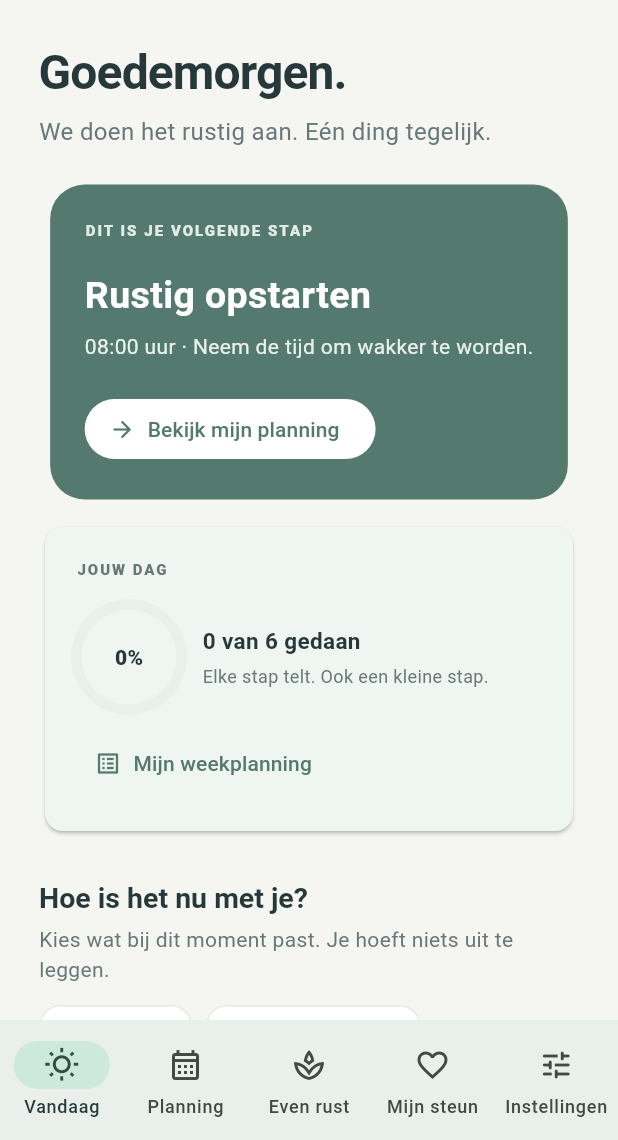
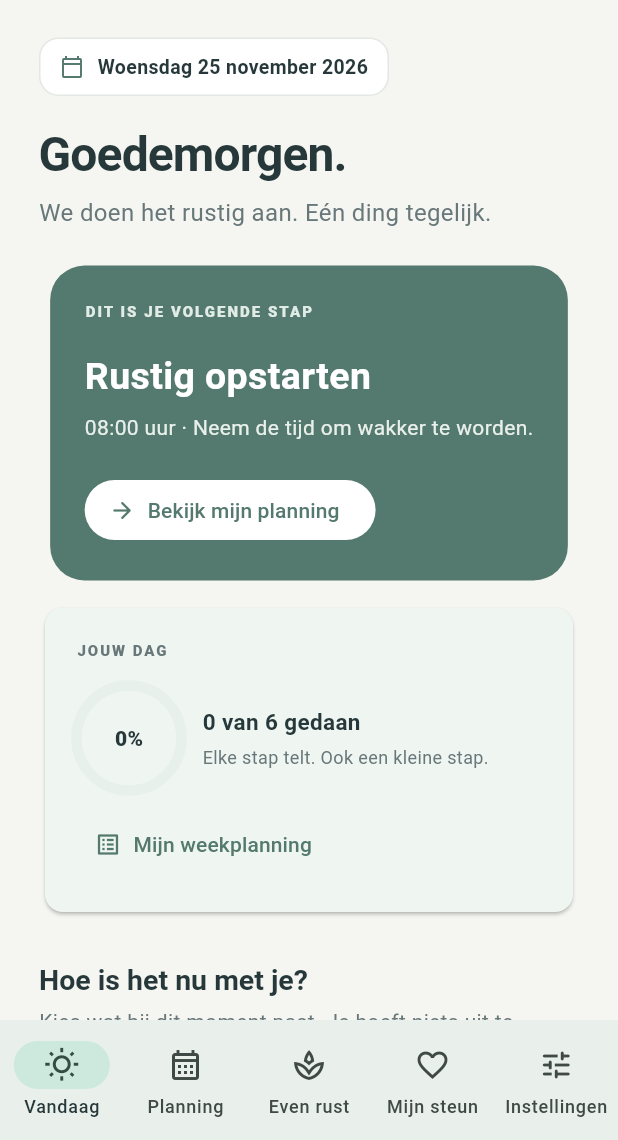
Before and after one commit to hamjordy/moodpress, a Flutter app: the screen it shows after launch, after a tap on "Aan de slag", on a phone screen of 412 x 824 dp, the part 96-1236 px from its top. Run offline on Flutter 3.47's test engine with Material 3 defaults, Android fonts, the phone set to English and light mode, and no system bars; our stand-ins replace file_picker, flutter_secure_storage, flutter_tts; missing offline and left inert: cryptography; Roboto replaces fonts that are missing (Arial).

Commit message:
Polish Today screen with clear date header

```diff
--- a/lib/main.dart
+++ b/lib/main.dart
@@ -1822,44 +1822,153 @@ class TodayPage extends StatelessWidget {
   @override
   Widget build(BuildContext context) {
     final now = DateTime.now();
-    final greeting = now.hour < 12 ? 'Goedemorgen' : now.hour < 18 ? 'Goedemiddag' : 'Goedenavond';
+    final greeting = now.hour < 12
+        ? 'Goedemorgen'
+        : now.hour < 18
+            ? 'Goedemiddag'
+            : 'Goedenavond';
+    final weekday = _formatDutchWeekday(now);
+    final todayLabel =
+        weekday[0].toUpperCase() + weekday.substring(1) +
+        ' ' + _formatDutchDate(now) + ' ' + now.year.toString();
     final todayActivities = controller.activitiesFor(now);
     final upcoming = todayActivities.where((item) => !item.done).toList();
     final next = upcoming.isEmpty ? null : upcoming.first;
     final completedToday = todayActivities.where((item) => item.done).length;
-    final progressToday = todayActivities.isEmpty ? 0.0 : completedToday / todayActivities.length;
-
-    return PageFrame(child: Column(crossAxisAlignment: CrossAxisAlignment.start, children: [
+    final progressToday = todayActivities.isEmpty
+        ? 0.0
+        : completedToday / todayActivities.length;
+
+    return PageFrame(
+      child: Column(
+        crossAxisAlignment: CrossAxisAlignment.start,
+        children: [
           const BrandMark(),
-      const SizedBox(height: 28),
+          const SizedBox(height: 25),
+          Container(
+            padding: const EdgeInsets.symmetric(horizontal: 13, vertical: 9),
+            decoration: BoxDecoration(
+              color: Colors.white,
+              borderRadius: BorderRadius.circular(13),
+              border: Border.all(color: _line),
+            ),
+            child: Row(
+              mainAxisSize: MainAxisSize.min,
+              children: [
+                const Icon(Icons.calendar_today_outlined, size: 16, color: _green),
+                const SizedBox(width: 9),
+                Semantics(
+                  label: 'Vandaag, $todayLabel',
+                  child: Text(
+                    todayLabel,
+                    style: const TextStyle(
+                      color: _ink,
+                      fontSize: 13,
+                      fontWeight: FontWeight.w700,
+                    ),
+                  ),
+                ),
+              ],
+            ),
+          ),
+          const SizedBox(height: 19),
           Semantics(
             header: true,
-        child: Text(greeting + '.', style: Theme.of(context).textTheme.headlineLarge),
-      ),
-      const SizedBox(height: 8),
-      const Text('We doen het rustig aan. Eén ding tegelijk.', style: TextStyle(color: _muted, fontSize: 16)),
-      const SizedBox(height: 24),
-      LayoutBuilder(builder: (context, constraints) {
-        final nextCard = NextStepCard(activity: next, openPlan: openPlan);
-        final progressCard = ProgressCard(done: completedToday, total: todayActivities.length, progress: progressToday, openPlan: openPlan);
-        if (constraints.maxWidth > 650) return Row(crossAxisAlignment: CrossAxisAlignment.start, children: [Expanded(flex: 6, child: nextCard), const SizedBox(width: 14), Expanded(flex: 4, child: progressCard)]);
-        return Column(children: [nextCard, const SizedBox(height: 14), progressCard]);
-      }),
-      const SizedBox(height: 28),
-      Text('Hoe is het nu met je?', style: Theme.of(context).textTheme.titleLarge),
+            child: Text(
+              greeting + '.',
+              style: Theme.of(context).textTheme.headlineLarge,
+            ),
+          ),
+          const SizedBox(height: 7),
+          const Text(
+            'We doen het rustig aan. Eén ding tegelijk.',
+            style: TextStyle(color: _muted, fontSize: 16, height: 1.4),
+          ),
+          const SizedBox(height: 25),
+          LayoutBuilder(
+            builder: (context, constraints) {
+              final nextCard = NextStepCard(
+                activity: next,
+                openPlan: openPlan,
+              );
+              final progressCard = ProgressCard(
+                done: completedToday,
+                total: todayActivities.length,
+                progress: progressToday,
+                openPlan: openPlan,
+              );
+              if (constraints.maxWidth > 650) {
+                return Row(
+                  crossAxisAlignment: CrossAxisAlignment.start,
+                  children: [
+                    Expanded(flex: 6, child: nextCard),
+                    const SizedBox(width: 14),
+                    Expanded(flex: 4, child: progressCard),
+                  ],
+                );
+              }
+              return Column(
+                children: [
+                  nextCard,
+                  const SizedBox(height: 14),
+                  progressCard,
+                ],
+              );
+            },
+          ),
+          const SizedBox(height: 29),
+          Text(
+            'Hoe is het nu met je?',
+            style: Theme.of(context).textTheme.titleLarge,
+          ),
           const SizedBox(height: 6),
-      const Text('Kies wat bij dit moment past. Je hoeft niets uit te leggen.', style: TextStyle(color: _muted)),
+          const Text(
+            'Kies wat bij dit moment past. Je hoeft niets uit te leggen.',
+            style: TextStyle(color: _muted, height: 1.4),
+          ),
           const SizedBox(height: 14),
-      Wrap(spacing: 9, runSpacing: 9, children: [
-        FeelingChoice(label: 'Rustig', emoji: '🙂', selected: controller.feeling == 'Rustig', onTap: () => controller.setFeeling('Rustig')),
-        FeelingChoice(label: 'Wat onrustig', emoji: '😐', selected: controller.feeling == 'Wat onrustig', onTap: () => controller.setFeeling('Wat onrustig')),
-        FeelingChoice(label: 'Een vol hoofd', emoji: '😣', selected: controller.feeling == 'Een vol hoofd', onTap: () => controller.setFeeling('Een vol hoofd')),
-      ]),
-      if (controller.feeling != null) const Padding(padding: EdgeInsets.only(top: 13), child: Text('Dank je. Je hoeft hier verder niets mee te doen.', style: TextStyle(color: _muted, fontSize: 13))),
-      if (controller.storageNotice != null) Padding(padding: const EdgeInsets.only(top: 16), child: StorageNotice(message: controller.storageNotice!)),
+          Wrap(
+            spacing: 9,
+            runSpacing: 9,
+            children: [
+              FeelingChoice(
+                label: 'Rustig',
+                emoji: '🙂',
+                selected: controller.feeling == 'Rustig',
+                onTap: () => controller.setFeeling('Rustig'),
+              ),
+              FeelingChoice(
+                label: 'Wat onrustig',
+                emoji: '😐',
+                selected: controller.feeling == 'Wat onrustig',
+                onTap: () => controller.setFeeling('Wat onrustig'),
+              ),
+              FeelingChoice(
+                label: 'Een vol hoofd',
+                emoji: '😣',
+                selected: controller.feeling == 'Een vol hoofd',
+                onTap: () => controller.setFeeling('Een vol hoofd'),
+              ),
+            ],
+          ),
+          if (controller.feeling != null)
+            const Padding(
+              padding: EdgeInsets.only(top: 13),
+              child: Text(
+                'Dank je. Je hoeft hier verder niets mee te doen.',
+                style: TextStyle(color: _muted, fontSize: 13),
+              ),
+            ),
+          if (controller.storageNotice != null)
+            Padding(
+              padding: const EdgeInsets.only(top: 16),
+              child: StorageNotice(message: controller.storageNotice!),
+            ),
           const SizedBox(height: 22),
           const SmallDisclaimer(),
-    ]));
+        ],
+      ),
+    );
   }
 }
 
```
Lines whose indentation alone changed are shown as unchanged.
